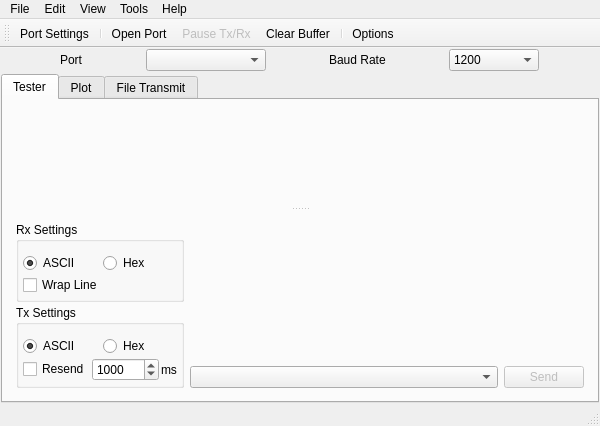
This is SerialTool/ui/serialtool.ui in skiars/SerialTool as Qt 5 draws it before an edit. The edited form follows.
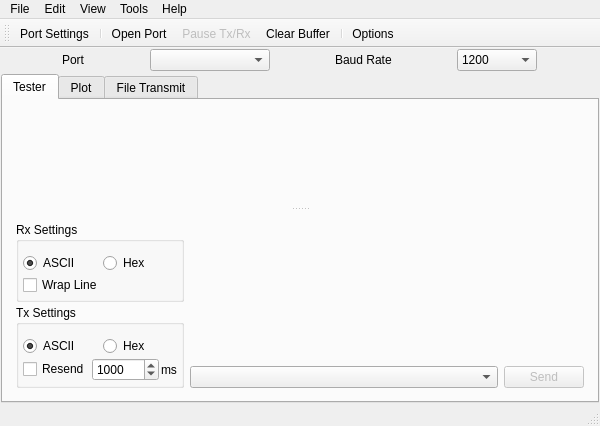
This is the edited form. Icons and pictures are not drawn. Custom widgets are drawn as their Qt base class.

Patch:
```diff
--- a/SerialTool/ui/serialtool.ui
+++ b/SerialTool/ui/serialtool.ui
@@ -132,16 +132,19 @@
          </property>
          <property name="minimumSize">
           <size>
-           <width>90</width>
+           <width>80</width>
            <height>0</height>
           </size>
          </property>
          <property name="maximumSize">
           <size>
-           <width>90</width>
+           <width>80</width>
            <height>16777215</height>
           </size>
          </property>
+         <property name="styleSheet">
+          <string notr="true">width: 80px;</string>
+         </property>
          <property name="currentText">
           <string notr="true">1200</string>
          </property>
```
Left out of the diff: 14 changed lines with no effect on the pictures.
